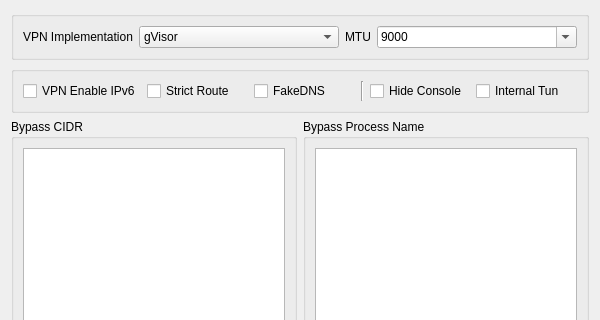
Before: the Qt Designer form ui/dialog_vpn_settings.ui in MatsuriDayo/nekoray, drawn with Qt 5; both pictures show x 0 to 600 and y 0 to 320 of the 600 by 600 pixel window.
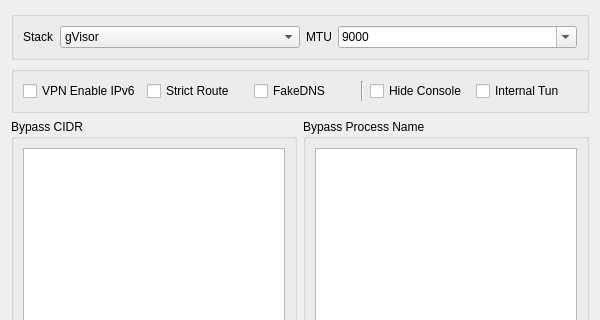
After: the same form once the commit is applied.

```diff
--- a/ui/dialog_vpn_settings.ui
+++ b/ui/dialog_vpn_settings.ui
@@ -32,7 +32,7 @@
          </sizepolicy>
         </property>
         <property name="text">
-         <string>VPN Implementation</string>
+         <string notr="true">Stack</string>
         </property>
        </widget>
       </item>
```
